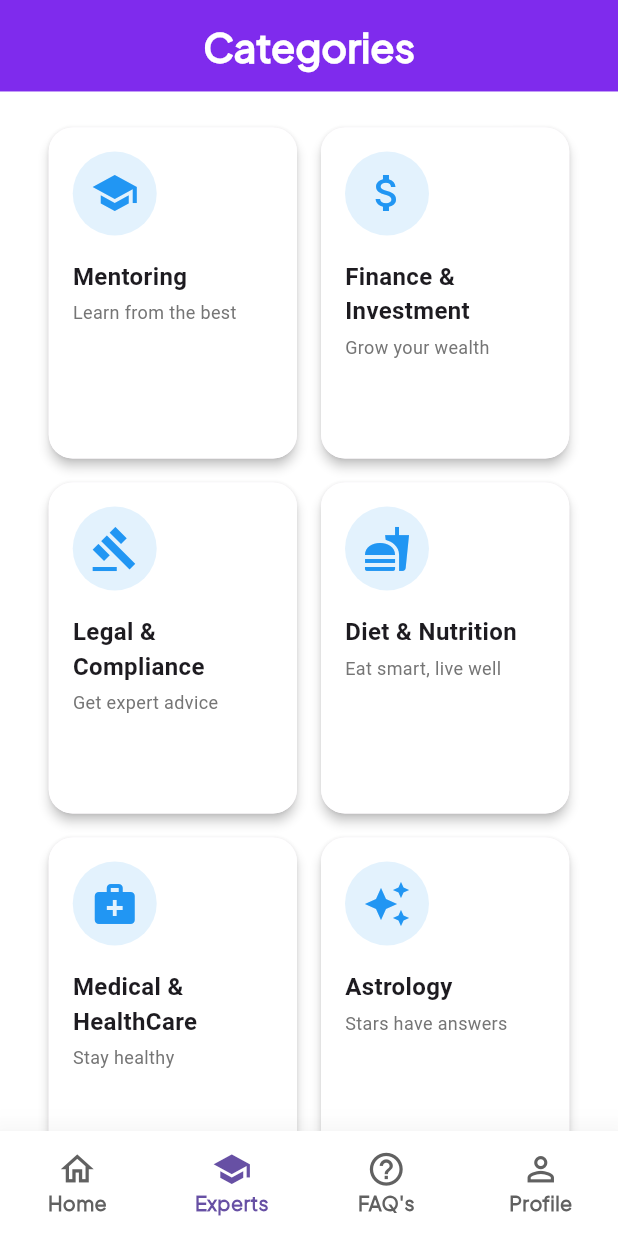
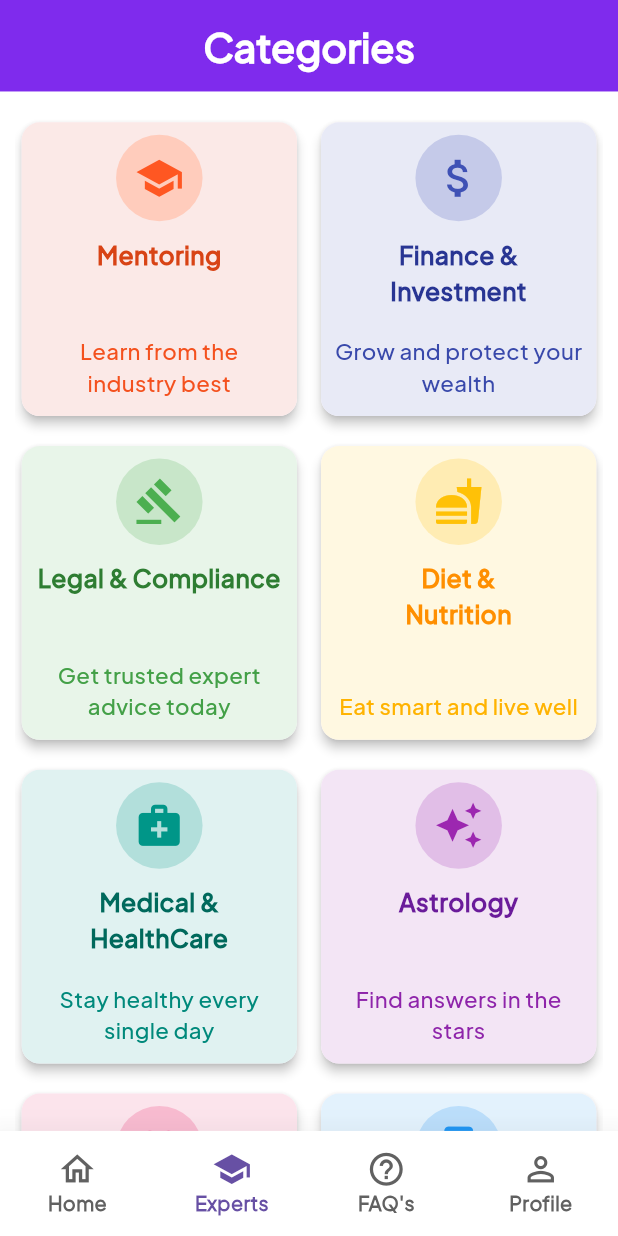
Before and after one commit to NikhilYadav04/connect, a Flutter app: the screen it shows after launch, item 2 of the bottom bar chosen, on a phone screen of 412 x 824 dp. Run offline on Flutter 3.47's test engine with Material 3 defaults, Android fonts, the phone set to English and light mode, and no system bars; our stand-ins replace cached_network_image, flutter_svg; network calls fail.

Commit message:
addded experts card

```diff
--- a/connect/lib/model/experts/category_card.dart
+++ b/connect/lib/model/experts/category_card.dart
@@ -17,46 +17,46 @@ final List<Category> categories = [
   Category(
     icon: Icons.school,
     title: 'Mentoring',
-    tagline: 'Learn from the best',
+    tagline: 'Learn from the industry best',
   ),
   Category(
     icon: Icons.attach_money,
     title: 'Finance & Investment',
-    tagline: 'Grow your wealth',
+    tagline: 'Grow and protect your wealth',
   ),
   Category(
     icon: Icons.gavel,
     title: 'Legal & Compliance',
-    tagline: 'Get expert advice',
+    tagline: 'Get trusted expert advice today',
   ),
   Category(
     icon: Icons.fastfood,
-    title: 'Diet & Nutrition',
-    tagline: 'Eat smart, live well',
+    title: 'Diet &\nNutrition',
+    tagline: 'Eat smart and live well',
   ),
   Category(
     icon: Icons.medical_services,
     title: 'Medical & HealthCare',
-    tagline: 'Stay healthy',
+    tagline: 'Stay healthy every single day',
   ),
   Category(
     icon: Icons.auto_awesome,
     title: 'Astrology',
-    tagline: 'Stars have answers',
+    tagline: 'Find answers in the stars',
   ),
   Category(
     icon: Icons.favorite,
-    title: 'Life & Relationship',
-    tagline: 'Build strong bonds',
+    title: 'Life & \nRelationship',
+    tagline: 'Build strong and lasting bonds',
   ),
   Category(
     icon: Icons.developer_mode,
-    title: 'Tech & Product',
-    tagline: 'Innovate faster',
+    title: 'Tech &\nProduct',
+    tagline: 'Innovate faster with expert help',
   ),
   Category(
     icon: Icons.home,
     title: 'Real Estate & Property',
-    tagline: 'Find your dream home',
+    tagline: 'Find your dream home today',
   ),
 ];
--- a/connect/lib/view/experts/screen/expert_detail.dart
+++ b/connect/lib/view/experts/screen/expert_detail.dart
@@ -2,7 +2,6 @@ import 'dart:math';
 import 'package:cached_network_image/cached_network_image.dart';
 import 'package:connect/model/experts/expert_detail_card_model.dart';
 import 'package:flutter/material.dart';
-
 
 class ExpertDetailPage extends StatefulWidget {
   final ExpertDetailModel expert;
@@ -33,10 +32,23 @@ class _ExpertDetailPageState extends State<ExpertDetailPage> {
     final visibleReviews = reviews.take(itemCount).toList();
 
     return Scaffold(
+      appBar: AppBar(
+        backgroundColor: Colors.white,
+        leading: IconButton(
+            onPressed: () {
+              Navigator.of(context).pop();
+            },
+            icon: Icon(
+              Icons.arrow_back_ios_new,
+              color: Colors.black,
+              size: h * 0.035,
+            )),
+      ),
       backgroundColor: Colors.white,
       body: SafeArea(
         child: SingleChildScrollView(
-          padding: EdgeInsets.symmetric(horizontal: w * 0.05, vertical: h * 0.02),
+          padding: EdgeInsets.only(
+              left: w * 0.05, right: w * 0.05, bottom: h * 0.02),
           child: Column(
             crossAxisAlignment: CrossAxisAlignment.center,
             children: [
@@ -48,14 +60,14 @@ class _ExpertDetailPageState extends State<ExpertDetailPage> {
                   child: CachedNetworkImage(
                     imageUrl: widget.expert.profileImageUrl,
                     fit: BoxFit.cover,
-                    placeholder: (_, __) => Center(child: CircularProgressIndicator()),
-                    errorWidget: (_, __, ___) => Icon(Icons.error, size: w * 0.1),
+                    placeholder: (_, __) =>
+                        Center(child: CircularProgressIndicator()),
+                    errorWidget: (_, __, ___) =>
+                        Icon(Icons.error, size: w * 0.1),
                   ),
                 ),
               ),
-
               SizedBox(height: h * 0.03),
-
               Text(
                 widget.expert.name,
                 style: TextStyle(
@@ -64,9 +76,7 @@ class _ExpertDetailPageState extends State<ExpertDetailPage> {
                   fontWeight: FontWeight.bold,
                 ),
               ),
-
               SizedBox(height: h * 0.005),
-
               Text(
                 widget.expert.title,
                 maxLines: 2,
@@ -78,9 +88,7 @@ class _ExpertDetailPageState extends State<ExpertDetailPage> {
                   fontWeight: FontWeight.w700,
                 ),
               ),
-
               SizedBox(height: h * 0.005),
-
               Text(
                 widget.expert.qualification,
                 textAlign: TextAlign.center,
@@ -90,9 +98,7 @@ class _ExpertDetailPageState extends State<ExpertDetailPage> {
                   color: Colors.grey[800],
                 ),
               ),
-
               SizedBox(height: h * 0.03),
-
               Align(
                 alignment: Alignment.centerLeft,
                 child: Text(
@@ -104,16 +110,12 @@ class _ExpertDetailPageState extends State<ExpertDetailPage> {
                   ),
                 ),
               ),
-
               SizedBox(height: h * 0.01),
-
               ...widget.expert.expertise.map((item) => Padding(
-                padding: EdgeInsets.only(bottom: h * 0.005),
-                child: _bulletText(item, fontSize(0.042)),
-              )),
-
+                    padding: EdgeInsets.only(bottom: h * 0.005),
+                    child: _bulletText(item, fontSize(0.042)),
+                  )),
               SizedBox(height: h * 0.03),
-
               Align(
                 alignment: Alignment.centerLeft,
                 child: Text(
@@ -125,9 +127,7 @@ class _ExpertDetailPageState extends State<ExpertDetailPage> {
                   ),
                 ),
               ),
-
               SizedBox(height: h * 0.01),
-
               Text(
                 widget.expert.about,
                 style: TextStyle(
@@ -137,9 +137,7 @@ class _ExpertDetailPageState extends State<ExpertDetailPage> {
                   height: 1.4,
                 ),
               ),
-
               SizedBox(height: h * 0.03),
-
               Align(
                 alignment: Alignment.centerLeft,
                 child: Text(
@@ -151,14 +149,13 @@ class _ExpertDetailPageState extends State<ExpertDetailPage> {
                   ),
                 ),
               ),
-
               SizedBox(height: h * 0.01),
-
               Row(
                 children: [
                   ...List.generate(
                     5,
-                    (_) => Icon(Icons.star, color: Colors.amber, size: w * 0.06),
+                    (_) =>
+                        Icon(Icons.star, color: Colors.amber, size: w * 0.06),
                   ),
                   SizedBox(width: w * 0.02),
                   Text(
@@ -171,9 +168,7 @@ class _ExpertDetailPageState extends State<ExpertDetailPage> {
                   ),
                 ],
               ),
-
               SizedBox(height: h * 0.03),
-
               Column(
                 children: visibleReviews.map((review) {
                   return Padding(
@@ -183,7 +178,8 @@ class _ExpertDetailPageState extends State<ExpertDetailPage> {
                       children: [
                         CircleAvatar(
                           radius: w * 0.06,
-                          backgroundImage: CachedNetworkImageProvider(review.profileImageUrl),
+                          backgroundImage: CachedNetworkImageProvider(
+                              review.profileImageUrl),
                         ),
                         SizedBox(width: w * 0.03),
                         Expanded(
@@ -202,7 +198,8 @@ class _ExpertDetailPageState extends State<ExpertDetailPage> {
                               Row(
                                 children: List.generate(
                                   review.rating,
-                                  (_) => Icon(Icons.star, color: Colors.amber, size: w * 0.04),
+                                  (_) => Icon(Icons.star,
+                                      color: Colors.amber, size: w * 0.04),
                                 ),
                               ),
                               SizedBox(height: h * 0.005),
@@ -222,7 +219,6 @@ class _ExpertDetailPageState extends State<ExpertDetailPage> {
                   );
                 }).toList(),
               ),
-
               GestureDetector(
                 onTap: () => setState(() => _isExpanded = !_isExpanded),
                 child: Row(
@@ -240,7 +236,8 @@ class _ExpertDetailPageState extends State<ExpertDetailPage> {
                       turns: _isExpanded ? 0.5 : 0,
                       duration: Duration(milliseconds: 300),
                       child: Padding(
-                        padding: EdgeInsets.only(top: !_isExpanded ? h * 0.005 : 0),
+                        padding:
+                            EdgeInsets.only(top: !_isExpanded ? h * 0.005 : 0),
                         child: Align(
                           alignment: Alignment.center,
                           child: Icon(
@@ -254,18 +251,18 @@ class _ExpertDetailPageState extends State<ExpertDetailPage> {
                   ],
                 ),
               ),
-
               SizedBox(height: h * 0.03),
-
               Row(
                 mainAxisAlignment: MainAxisAlignment.spaceEvenly,
                 children: [
-                  _actionCircle(Icons.videocam, "Video", width: w * 0.27, height: h * 0.05, onTap: () {}),
-                  _actionCircle(Icons.call, "Audio", width: w * 0.27, height: h * 0.05, onTap: () {}),
-                  _actionCircle(Icons.chat, "Text", width: w * 0.27, height: h * 0.05, onTap: () {}),
+                  _actionCircle(Icons.videocam, "Video",
+                      width: w * 0.27, height: h * 0.05, onTap: () {}),
+                  _actionCircle(Icons.call, "Audio",
+                      width: w * 0.27, height: h * 0.05, onTap: () {}),
+                  _actionCircle(Icons.chat, "Text",
+                      width: w * 0.27, height: h * 0.05, onTap: () {}),
                 ],
               ),
-
               SizedBox(height: h * 0.02),
             ],
           ),
--- a/connect/lib/view/experts/screen/experts_category_screen.dart
+++ b/connect/lib/view/experts/screen/experts_category_screen.dart
@@ -26,8 +26,8 @@ class _ExpertsCategoryScreenState extends State<ExpertsCategoryScreen> {
                 automaticallyImplyLeading: false,
                 toolbarHeight: sh * 0.074,
                 backgroundColor: AppColors.colorPurple,
-                floating: true,
-                snap: true,
+                //floating: true,
+                //snap: true,
                 centerTitle: true,
                 title: Align(
                   alignment: Alignment.center,
@@ -44,25 +44,27 @@ class _ExpertsCategoryScreenState extends State<ExpertsCategoryScreen> {
             ];
           },
           body: Container(
-              padding: EdgeInsets.symmetric(horizontal: sw * 0.04),
+              padding: EdgeInsets.symmetric(horizontal: sw * 0.025),
               child: GridView.builder(
                 padding:
-                    const EdgeInsets.symmetric(horizontal: 16, vertical: 24),
+                    EdgeInsets.symmetric(horizontal: sw*0.01, vertical: sh*0.025),
                 gridDelegate: const SliverGridDelegateWithFixedCrossAxisCount(
                   crossAxisCount: 2,
-                  mainAxisSpacing: 16,
+                  mainAxisSpacing: 20,
                   crossAxisSpacing: 16,
-                  childAspectRatio: 3 / 4,
+                  childAspectRatio: 3 / 3.2,
                 ),
                 itemCount: categories.length,
                 itemBuilder: (context, index) {
                   final cat = categories[index];
                   return CategoryCard(
+                    width: sw,
+                    height: sh,
                     category: cat,
                     onTap: () {
                       // handle tap
                       debugPrint('Tapped ${cat.title}');
-                    },
+                    }, index: index,
                   );
                 },
               ),
--- a/connect/lib/view/experts/widgets/category_card.dart
+++ b/connect/lib/view/experts/widgets/category_card.dart
@@ -1,61 +1,132 @@
-import 'package:connect/model/experts/category_card.dart';
+// ignore_for_file: public_member_api_docs, sort_constructors_first
+import 'package:connect/core/constants/fontfamily.dart';
 import 'package:flutter/material.dart';
 
-class CategoryCard extends StatelessWidget {
+import 'package:connect/model/experts/category_card.dart';
+
+class CategoryCard extends StatefulWidget {
   final Category category;
   final VoidCallback? onTap;
+  final int index;
+  final double height;
+  final double width;
+
+  // Predefined list of base colors for theming
+  static const List<MaterialColor> _baseColors = [
+    Colors.deepOrange, // 0: Mentoring
+    Colors.indigo, // 1: Finance & Investment
+    Colors.green, // 2: Legal & Compliance
+    Colors.amber, // 3: Diet & Nutrition
+    Colors.teal, // 4: Medical & HealthCare
+    Colors.purple, // 5: Astrology
+    Colors.pink, // 6: Life & Relationship
+    Colors.blue, // 7: Tech & Product
+    Colors.brown, // 8: Real Estate & Property
+  ];
 
   const CategoryCard({
     Key? key,
     required this.category,
     this.onTap,
+    required this.index,
+    required this.height,
+    required this.width,
   }) : super(key: key);
 
   @override
+  _CategoryCardState createState() => _CategoryCardState();
+}
+
+class _CategoryCardState extends State<CategoryCard> {
+  bool _isPressed = false;
+
+  void _onTapDown(TapDownDetails details) {
+    setState(() => _isPressed = true);
+  }
+
+  void _onTapUp(TapUpDetails details) {
+    setState(() => _isPressed = false);
+    widget.onTap?.call();
+  }
+
+  void _onTapCancel() {
+    setState(() => _isPressed = false);
+  }
+
+  @override
   Widget build(BuildContext context) {
-    return Material(
+    final baseColor = CategoryCard._baseColors[widget.index % CategoryCard._baseColors.length];
+    final scale = _isPressed ? 0.95 : 1.0;
+
+    return GestureDetector(
+      onTapDown: _onTapDown,
+      onTapUp: _onTapUp,
+      onTapCancel: _onTapCancel,
+      child: AnimatedScale(
+        scale: scale,
+        duration: const Duration(milliseconds: 100),
+        curve: Curves.easeOut,
+        child: Material(
           elevation: 3,
-      borderRadius: BorderRadius.circular(16),
-      child: InkWell(
-        borderRadius: BorderRadius.circular(16),
-        onTap: onTap,
+          borderRadius: BorderRadius.circular(12),
           child: Container(
+            width: double.infinity,
             decoration: BoxDecoration(
-            color: Colors.white,
-            borderRadius: BorderRadius.circular(16),
+              color: baseColor.shade50, // light background
+              borderRadius: BorderRadius.circular(12),
             ),
-          padding: const EdgeInsets.all(16),
+            padding: EdgeInsets.all(widget.height * 0.01),
             child: Column(
               crossAxisAlignment: CrossAxisAlignment.start,
               children: [
                 // Icon circle
                 Container(
                   decoration: BoxDecoration(
-                  color: Colors.blue.shade50,
+                    color: baseColor.shade100, // slightly darker
                     shape: BoxShape.circle,
                   ),
-                padding: const EdgeInsets.all(12),
-                child: Icon(category.icon, size: 32, color: Colors.blue),
-              ),
-              const SizedBox(height: 16),
-              // Category title
-              Text(
-                category.title,
-                style: const TextStyle(
-                  fontSize: 16,
-                  fontWeight: FontWeight.bold,
+                  padding: EdgeInsets.all(widget.height * 0.015),
+                  child: Center(
+                    child: Icon(
+                      widget.category.icon,
+                      size: widget.height * 0.04,
+                      color: baseColor, // base icon color
                     ),
                   ),
-              const SizedBox(height: 4),
-              // Tagline
-              Text(
-                category.tagline,
-                style: TextStyle(
-                  fontSize: 12,
-                  color: Colors.grey[600],
+                ),
+                SizedBox(height: widget.height * 0.012),
+                // Category title
+                Center(
+                  child: Text(
+                    widget.category.title,
+                    textAlign: TextAlign.center,
+                    style: textStyle2.copyWith(
+                      fontSize: widget.height * 0.02,
+                      fontWeight: FontWeight.bold,
+                      color: baseColor.shade800, // dark title
                     ),
                   ),
+                ),
+                Spacer(),
+                // Tagline
+                Center(
+                  child: Text(
+                    widget.category.tagline,
+                    maxLines: 2,
+                    overflow: TextOverflow.clip,
+                    textAlign: TextAlign.center,
+                    style: textStyle2.copyWith(
+                      fontWeight: FontWeight.w400,
+                      fontSize: widget.height * 0.018,
+                      color: baseColor.shade600, // light tagline
+                    ),
+                  ),
+                ),
+                SizedBox(
+                  height: widget.height * 0.005,
+                )
               ],
+            ),
           ),
         ),
       ),
```
Lines whose indentation alone changed are shown as unchanged.
